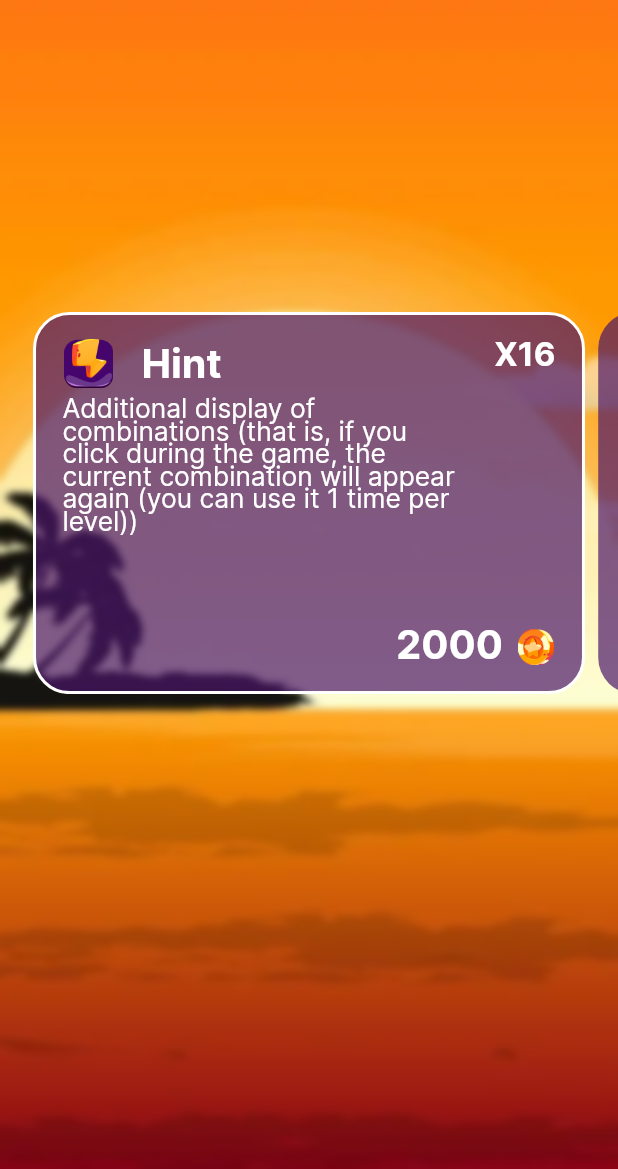
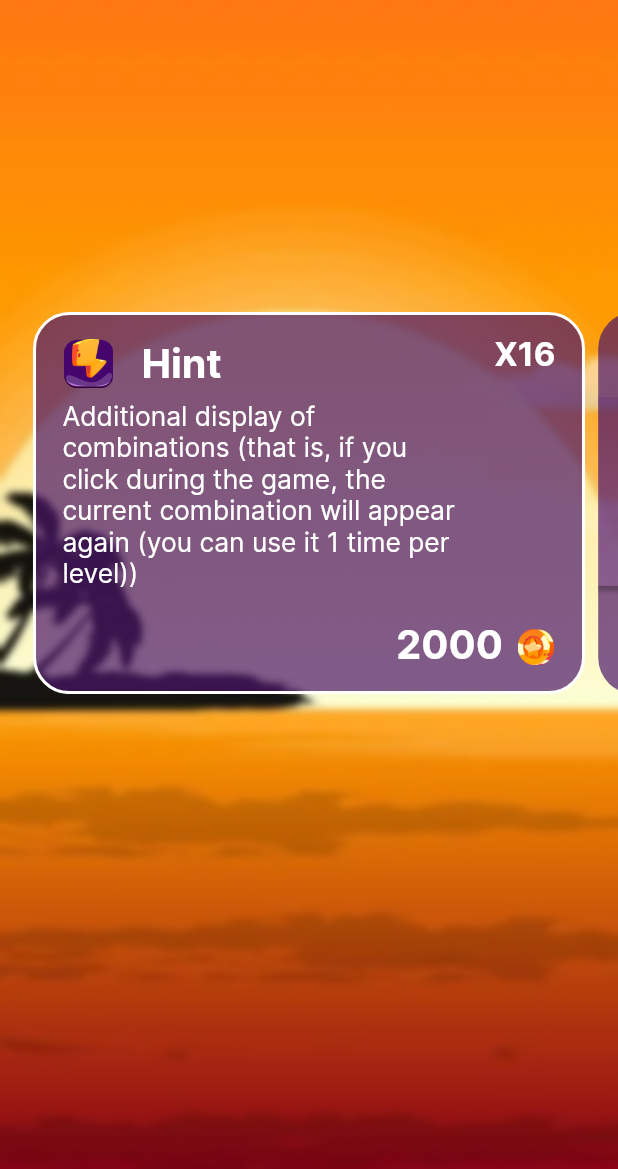
Before and after one commit to DianaTalantbekova/crystal-memories, a Flutter app: the screen it shows after launch, on a phone screen of 412 x 824 dp, the part 67-1236 px from its top. Run offline on Flutter 3.47's test engine with Material 2 defaults, Android fonts, the phone set to English and light mode, and no system bars; drawn by our look-alikes of carousel_slider; our stand-ins replace bordered_text, flutter_screenutil, go_router, shared_preferences; project files that could hold a hidden picture were left out.

Commit message:
added icons, configured shop items

```diff
--- a/lib/commons/text_style_helper.dart
+++ b/lib/commons/text_style_helper.dart
@@ -87,7 +87,7 @@ class TextStyleHelper {
     fontFamily: 'Inter',
     fontWeight: FontWeight.w400,
     fontSize: 16.sp,
-    height: 16 / 19,
+    height: 19 / 16,
     color: ThemeHelper.white,
   );
 }
--- a/lib/screens/shop_screen.dart
+++ b/lib/screens/shop_screen.dart
@@ -2,13 +2,21 @@ import 'dart:ui';
 import 'package:carousel_slider/carousel_slider.dart';
 import 'package:crystal_memories/commons/text_style_helper.dart';
 import 'package:crystal_memories/commons/theme_helper.dart';
+import 'package:crystal_memories/models/crystal_info.dart';
+import 'package:crystal_memories/utils/crystals.dart';
 import 'package:crystal_memories/widgets/app_bar_widget.dart';
-import 'package:crystal_memories/widgets/main_button.dart';
 import 'package:flutter/material.dart';
 import 'package:flutter_screenutil/flutter_screenutil.dart';
 
-class ShopScreen extends StatelessWidget {
+class ShopScreen extends StatefulWidget {
   const ShopScreen({super.key});
+
+  @override
+  State<ShopScreen> createState() => _ShopScreenState();
+}
+
+class _ShopScreenState extends State<ShopScreen> {
+  int _selected = 0;
 
   @override
   Widget build(BuildContext context) {
@@ -55,24 +63,30 @@ class ShopScreen extends StatelessWidget {
         SizedBox(height: 193.h),
         CarouselSlider.builder(
           options: CarouselOptions(
+            initialPage: 0,
             height: 251.h,
             viewportFraction: 0.9146,
             enableInfiniteScroll: false,
             onPageChanged: _onPageChanged,
           ),
-          itemCount: 5,
+          itemCount: crystals.length + 1,
           itemBuilder:
               (BuildContext context, int itemIndex, int pageViewIndex) {
+            if (itemIndex == 0) {
+              return _hintWidget(selected: itemIndex == _selected);
+            }
 
-            return _carouselItem(selected: itemIndex == 0);
-
+            return _crystalWidget(
+              selected: itemIndex == _selected,
+              crystalInfo: crystals[itemIndex - 1],
+            );
           },
         ),
       ],
     );
   }
 
-  Widget _carouselItem({required bool selected}) {
+  Widget _hintWidget({required bool selected}) {
     return Padding(
       padding: EdgeInsets.symmetric(horizontal: 4.w),
       child: Container(
@@ -144,7 +158,116 @@ class ShopScreen extends StatelessWidget {
     );
   }
 
+  Widget _crystalWidget({
+    required bool selected,
+    required CrystalInfo crystalInfo,
+  }) {
+    return Padding(
+      padding: EdgeInsets.symmetric(horizontal: 4.w),
+      child: Container(
+        decoration: BoxDecoration(
+          color: ThemeHelper.purple.withOpacity(0.69),
+          borderRadius: BorderRadius.circular(24.r),
+          border: selected
+              ? Border.all(
+                  width: 2.r,
+                  color: ThemeHelper.white,
+                )
+              : null,
+        ),
+        child: Padding(
+          padding: EdgeInsets.symmetric(vertical: 16.h),
+          child: Column(
+            crossAxisAlignment: CrossAxisAlignment.start,
+            children: [
+              Padding(
+                padding: EdgeInsets.symmetric(horizontal: 16.w),
+                child: Row(
+                  crossAxisAlignment: CrossAxisAlignment.start,
+                  children: [
+                    SizedBox(
+                      width: 32.w,
+                      height: 32.h,
+                      child: Image.asset(
+                        'assets/png/icons/gift.png',
+                        fit: BoxFit.contain,
+                      ),
+                    ),
+                    SizedBox(width: 16.w),
+                    Text(
+                      '${crystalInfo.name}:',
+                      style: TextStyleHelper.helper9,
+                    ),
+                    const Spacer(),
+                    // Text('X16', style: TextStyleHelper.helper10),
+                  ],
+                ),
+              ),
+              SizedBox(height: 8.h),
+              SizedBox(
+                height: 134.h,
+                child: Image.asset(
+                  crystalInfo.asset,
+                  fit: BoxFit.contain,
+                ),
+              ),
+              const Spacer(),
+              _buildIcon(
+                price: crystalInfo.price,
+                canChoose: true,
+              ),
+            ],
+          ),
+        ),
+      ),
+    );
+  }
+
+  Widget _buildIcon({
+    required int price,
+    bool canChoose = false,
+    bool chosen = false,
+  }) {
+    if (canChoose) {
+      return Padding(
+        padding: EdgeInsets.symmetric(horizontal: 16.w),
+        child: Align(
+          alignment: Alignment.centerRight,
+          child: SizedBox(
+            width: 24.w,
+            height: 24.h,
+            child: Image.asset(
+              chosen
+                  ? 'assets/png/icons/checkbox1.png'
+                  : 'assets/png/icons/checkbox.png',
+            ),
+          ),
+        ),
+      );
+    }
+    return Padding(
+      padding: EdgeInsets.symmetric(horizontal: 16.w),
+      child: Row(
+        mainAxisAlignment: MainAxisAlignment.end,
+        children: [
+          Text(
+            price.toString(),
+            style: TextStyleHelper.helper4.copyWith(fontFamily: 'Inter'),
+          ),
+          SizedBox(width: 8.w),
+          SizedBox(
+            width: 24.w,
+            height: 24.h,
+            child: Image.asset('assets/png/icons/econ.png'),
+          ),
+        ],
+      ),
+    );
+  }
+
   _onPageChanged(int index, CarouselPageChangedReason reason) {
-
+    setState(() {
+      _selected = index;
+    });
   }
 }
--- a/lib/utils/crystals.dart
+++ b/lib/utils/crystals.dart
@@ -5,28 +5,28 @@ final crystals = [
     id: 0,
     name: 'Default',
     path: '',
-    asset: '',
+    asset: 'assets/png/default.png',
     price: 0,
   ),
   const CrystalInfo(
     id: 1,
     name: 'Ruby',
     path: '',
-    asset: '',
+    asset: 'assets/png/ruby.png',
     price: 5000,
   ),
   const CrystalInfo(
     id: 2,
     name: 'Cosmo',
     path: '',
-    asset: '',
+    asset: 'assets/png/cosmo.png',
     price: 10000,
   ),
   const CrystalInfo(
     id: 3,
     name: 'Jewel',
     path: '',
-    asset: '',
+    asset: 'assets/png/jewel.png',
     price: 20000,
   ),
 ];
```
Also changed, not shown: assets/png/cosmo.png, assets/png/default.png, assets/png/jewel.png, assets/png/ruby.png, assets/png/shop_item_background.png (added).
